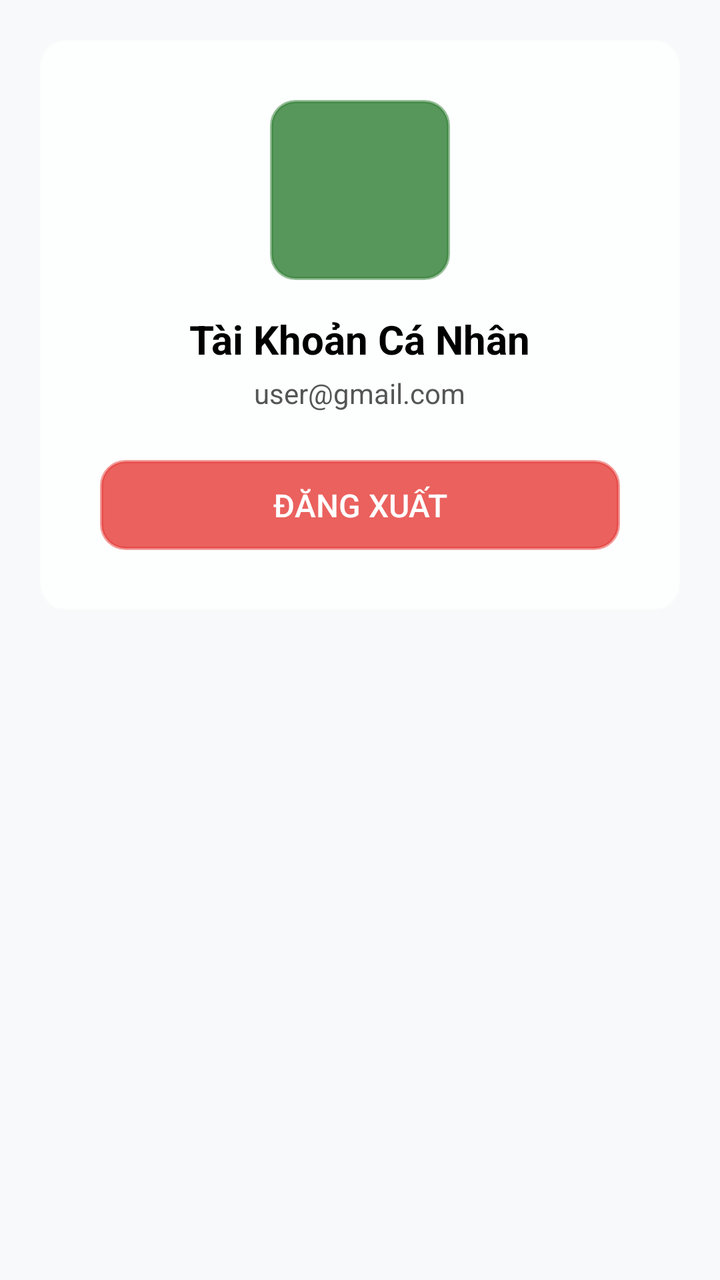
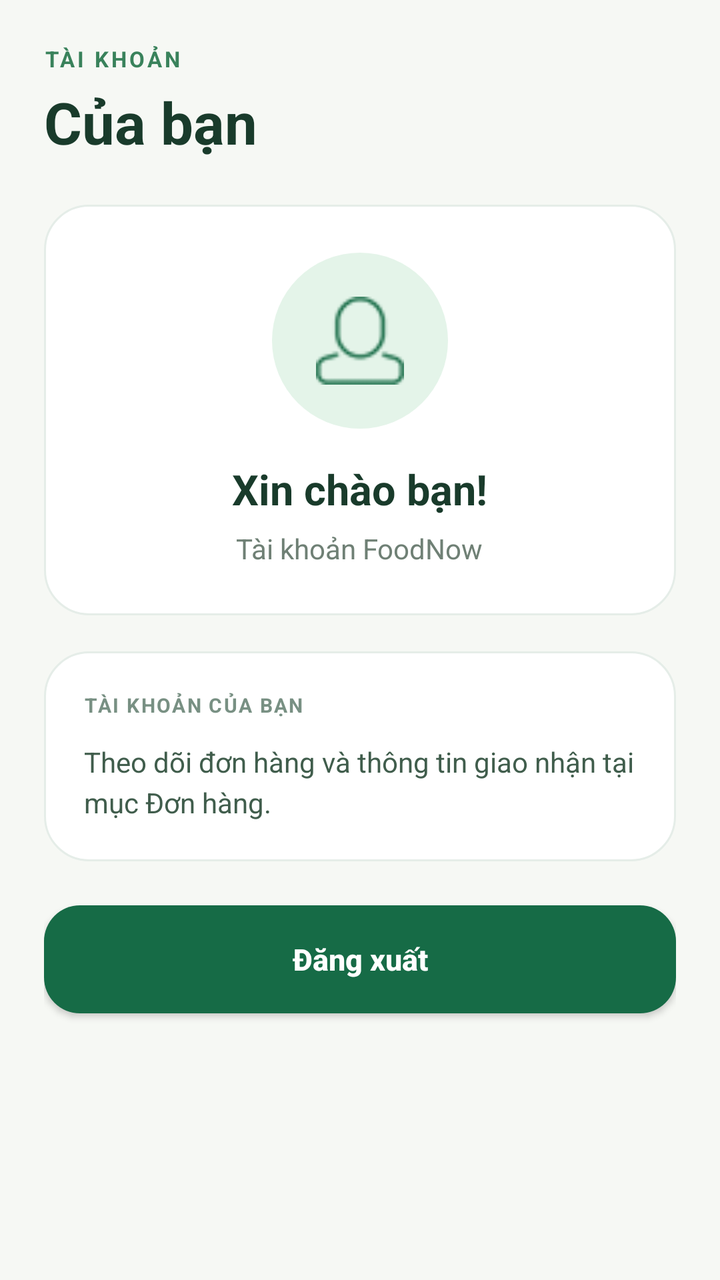

An Android layout rendered at two revisions. The XML below is the earlier revision; the diff shows what the commit changed to produce the second picture.
<!-- AndroidManifest.xml: application theme Theme.Project_FoodApp -->
<!-- res/layout/fragment_profile.xml -->
<?xml version="1.0" encoding="utf-8"?>
<RelativeLayout xmlns:android="http://schemas.android.com/apk/res/android"
    android:layout_width="match_parent"
    android:layout_height="match_parent"
    android:background="#F8F9FA"
    android:padding="20dp">

    <LinearLayout
        android:layout_width="match_parent"
        android:layout_height="wrap_content"
        android:background="@drawable/bg_liquid_glass"
        android:elevation="4dp"
        android:gravity="center"
        android:orientation="vertical"
        android:padding="30dp">

        <View
            android:layout_width="90dp"
            android:layout_height="90dp"
            android:background="@drawable/bg_liquid_glass"
            android:backgroundTint="@color/colorPrimary" />

        <TextView
            android:layout_width="wrap_content"
            android:layout_height="wrap_content"
            android:layout_marginTop="16dp"
            android:text="Tài Khoản Cá Nhân"
            android:textColor="@color/colorBlack"
            android:textSize="20sp"
            android:textStyle="bold" />

        <TextView
            android:layout_width="wrap_content"
            android:layout_height="wrap_content"
            android:layout_marginTop="4dp"
            android:text="user@gmail.com"
            android:textColor="@color/colorLightBlack"
            android:textSize="14sp" />

        <androidx.appcompat.widget.AppCompatButton
            android:id="@+id/btnLogout"
            android:layout_width="match_parent"
            android:layout_height="45dp"
            android:layout_marginTop="24dp"
            android:background="@drawable/bg_liquid_glass"
            android:backgroundTint="#E53935"
            android:elevation="2dp"
            android:stateListAnimator="@null"
            android:text="Đăng xuất"
            android:textColor="@color/colorWhite"
            android:textSize="16sp" />
    </LinearLayout>

</RelativeLayout>
<!-- resources referenced by this layout -->
<resources>
  <color name="colorBlack">#000000</color>
  <color name="colorLightBlack">#555555</color>
  <color name="colorPrimary">#2E7D32</color>
  <color name="colorWhite">#FFFFFF</color>
  <!-- drawable bg_liquid_glass (drawable) -->
  <?xml version="1.0" encoding="utf-8"?>
  <ripple xmlns:android="http://schemas.android.com/apk/res/android"
      android:color="#40FFFFFF">
      <item>
          <shape android:shape="rectangle">
              <solid android:color="#CCFFFFFF" />
              <stroke
                  android:width="1.5dp"
                  android:color="#80FFFFFF" />
              <corners android:radius="12dp" />
          </shape>
      </item>
  </ripple>
  <style name="Theme.Project_FoodApp" parent="Base.Theme.Project_FoodApp" />
  <style name="Base.Theme.Project_FoodApp" parent="Theme.Material3.DayNight.NoActionBar">
      </style>
</resources>

<!-- the commit's change to res/layout/fragment_profile.xml (unified diff, before → after) -->
@@ -1,54 +1,19 @@
 <?xml version="1.0" encoding="utf-8"?>
-<RelativeLayout xmlns:android="http://schemas.android.com/apk/res/android"
-    android:layout_width="match_parent"
-    android:layout_height="match_parent"
-    android:background="#F8F9FA"
-    android:padding="20dp">
-
-    <LinearLayout
-        android:layout_width="match_parent"
-        android:layout_height="wrap_content"
-        android:background="@drawable/bg_liquid_glass"
-        android:elevation="4dp"
-        android:gravity="center"
-        android:orientation="vertical"
-        android:padding="30dp">
-
-        <View
-            android:layout_width="90dp"
-            android:layout_height="90dp"
-            android:background="@drawable/bg_liquid_glass"
-            android:backgroundTint="@color/colorPrimary" />
-
-        <TextView
-            android:layout_width="wrap_content"
-            android:layout_height="wrap_content"
-            android:layout_marginTop="16dp"
-            android:text="Tài Khoản Cá Nhân"
-            android:textColor="@color/colorBlack"
-            android:textSize="20sp"
-            android:textStyle="bold" />
-
-        <TextView
-            android:layout_width="wrap_content"
-            android:layout_height="wrap_content"
-            android:layout_marginTop="4dp"
-            android:text="user@gmail.com"
-            android:textColor="@color/colorLightBlack"
-            android:textSize="14sp" />
-
-        <androidx.appcompat.widget.AppCompatButton
-            android:id="@+id/btnLogout"
-            android:layout_width="match_parent"
-            android:layout_height="45dp"
-            android:layout_marginTop="24dp"
-            android:background="@drawable/bg_liquid_glass"
-            android:backgroundTint="#E53935"
-            android:elevation="2dp"
-            android:stateListAnimator="@null"
-            android:text="Đăng xuất"
-            android:textColor="@color/colorWhite"
-            android:textSize="16sp" />
+<ScrollView xmlns:android="http://schemas.android.com/apk/res/android" android:layout_width="match_parent" android:layout_height="match_parent" android:background="#F6F8F4" android:fillViewport="true">
+    <LinearLayout android:layout_width="match_parent" android:layout_height="wrap_content" android:orientation="vertical" android:padding="22dp">
+        <TextView android:layout_width="match_parent" android:layout_height="wrap_content" android:text="TÀI KHOẢN" android:textColor="#39825B" android:textSize="11sp" android:textStyle="bold" android:letterSpacing="0.12" />
+        <TextView android:layout_width="match_parent" android:layout_height="wrap_content" android:layout_marginTop="5dp" android:text="Của bạn" android:textColor="#193B2B" android:textSize="29sp" android:textStyle="bold" />
+        <LinearLayout android:layout_width="match_parent" android:layout_height="wrap_content" android:layout_marginTop="22dp" android:background="@drawable/bg_surface" android:orientation="vertical" android:padding="24dp" android:gravity="center_horizontal">
+            <FrameLayout android:layout_width="88dp" android:layout_height="88dp" android:background="@drawable/bg_pill_green">
+                <ImageView android:layout_width="44dp" android:layout_height="44dp" android:layout_gravity="center" android:src="@drawable/icon_profile" android:tint="#166B46" android:contentDescription="" />
+            </FrameLayout>
+            <TextView android:layout_width="wrap_content" android:layout_height="wrap_content" android:layout_marginTop="16dp" android:text="Xin chào bạn!" android:textColor="#193B2B" android:textSize="21sp" android:textStyle="bold" />
+            <TextView android:id="@+id/tvProfileEmail" android:layout_width="wrap_content" android:layout_height="wrap_content" android:layout_marginTop="6dp" android:text="Tài khoản FoodNow" android:textColor="#6F8075" android:textSize="14sp" />
+        </LinearLayout>
+        <LinearLayout android:layout_width="match_parent" android:layout_height="wrap_content" android:layout_marginTop="18dp" android:background="@drawable/bg_surface" android:padding="20dp" android:orientation="vertical">
+            <TextView android:layout_width="match_parent" android:layout_height="wrap_content" android:text="TÀI KHOẢN CỦA BẠN" android:textColor="#789083" android:textSize="10sp" android:textStyle="bold" android:letterSpacing="0.08" />
+            <TextView android:layout_width="match_parent" android:layout_height="wrap_content" android:layout_marginTop="12dp" android:text="Theo dõi đơn hàng và thông tin giao nhận tại mục Đơn hàng." android:textColor="#405D4C" android:textSize="14sp" android:lineSpacingExtra="4dp" />
+        </LinearLayout>
+        <androidx.appcompat.widget.AppCompatButton android:id="@+id/btnLogout" android:layout_width="match_parent" android:layout_height="54dp" android:layout_marginTop="22dp" android:background="@drawable/bg_button_green" android:text="Đăng xuất" android:textAllCaps="false" android:textStyle="bold" android:textColor="#FFFFFF" android:textSize="15sp" />
     </LinearLayout>
-
-</RelativeLayout>
+</ScrollView>
<!-- resource entries referenced after the edit -->
@@ -1,25 +1,28 @@
 <!-- resources referenced by this layout -->
 <resources>
-  <color name="colorBlack">#000000</color>
-  <color name="colorLightBlack">#555555</color>
-  <color name="colorPrimary">#2E7D32</color>
-  <color name="colorWhite">#FFFFFF</color>
-  <!-- drawable bg_liquid_glass (drawable) -->
-  <?xml version="1.0" encoding="utf-8"?>
-  <ripple xmlns:android="http://schemas.android.com/apk/res/android"
-      android:color="#40FFFFFF">
-      <item>
-          <shape android:shape="rectangle">
-              <solid android:color="#CCFFFFFF" />
-              <stroke
-                  android:width="1.5dp"
-                  android:color="#80FFFFFF" />
-              <corners android:radius="12dp" />
-          </shape>
-      </item>
-  </ripple>
+  <!-- drawable bg_button_green (drawable) -->
+  <shape xmlns:android="http://schemas.android.com/apk/res/android" android:shape="rectangle">
+      <solid android:color="#166B46" />
+      <corners android:radius="18dp" />
+  </shape>
+  <!-- drawable bg_pill_green (drawable) -->
+  <shape xmlns:android="http://schemas.android.com/apk/res/android" android:shape="rectangle">
+      <solid android:color="#E4F4E9" />
+      <corners android:radius="100dp" />
+  </shape>
+  <!-- drawable bg_surface (drawable) -->
+  <shape xmlns:android="http://schemas.android.com/apk/res/android" android:shape="rectangle">
+      <solid android:color="#FFFFFFFF" />
+      <stroke android:width="1dp" android:color="#E5EDE8" />
+      <corners android:radius="22dp" />
+  </shape>
+  <!-- drawable icon_profile: png bitmap (drawable, 746 bytes) -->
   <style name="Theme.Project_FoodApp" parent="Base.Theme.Project_FoodApp" />
-  <style name="Base.Theme.Project_FoodApp" parent="Theme.Material3.DayNight.NoActionBar">
+  <style name="Base.Theme.Project_FoodApp" parent="Theme.Material3.Light.NoActionBar">
+          <item name="android:statusBarColor">#F6F8F4</item>
+          <item name="android:windowLightStatusBar">true</item>
+          <item name="android:navigationBarColor">#F6F8F4</item>
+          <item name="android:windowLightNavigationBar">true</item>
       </style>
 </resources>
 
